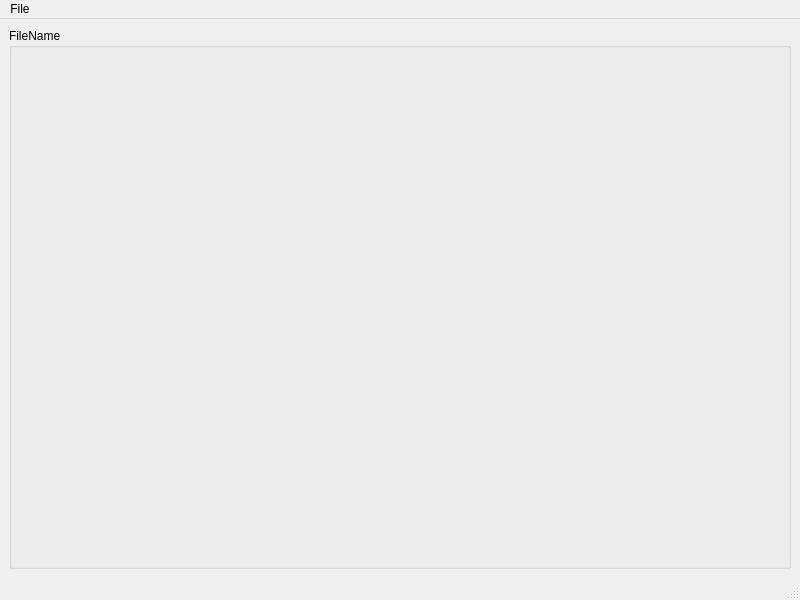
First picture: the form in mainwindow.ui, repository grafscorp/ImageView, before the edit.
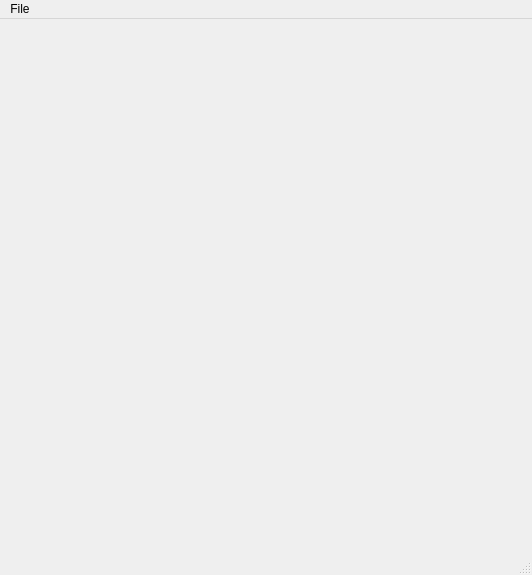
Second picture: the form after the edit.

What changed in the file:
```diff
--- a/mainwindow.ui
+++ b/mainwindow.ui
@@ -6,21 +6,23 @@
    <rect>
     <x>0</x>
     <y>0</y>
-    <width>800</width>
-    <height>600</height>
+    <width>532</width>
+    <height>575</height>
    </rect>
   </property>
   <property name="windowTitle">
-   <string>MainWindow</string>
+   <string>ImageViewer</string>
+  </property>
+  <property name="documentMode">
+   <bool>false</bool>
+  </property>
+  <property name="tabShape">
+   <enum>QTabWidget::TabShape::Triangular</enum>
   </property>
   <widget class="QWidget" name="centralwidget">
    <layout class="QVBoxLayout" name="verticalLayout">
     <item>
-     <widget class="QGroupBox" name="ImageBox">
-      <property name="title">
-       <string>FileName</string>
-      </property>
-     </widget>
+     <layout class="QVBoxLayout" name="VBox"/>
     </item>
    </layout>
   </widget>
@@ -29,7 +31,7 @@
     <rect>
      <x>0</x>
      <y>0</y>
-     <width>800</width>
+     <width>532</width>
      <height>21</height>
     </rect>
    </property>
```
